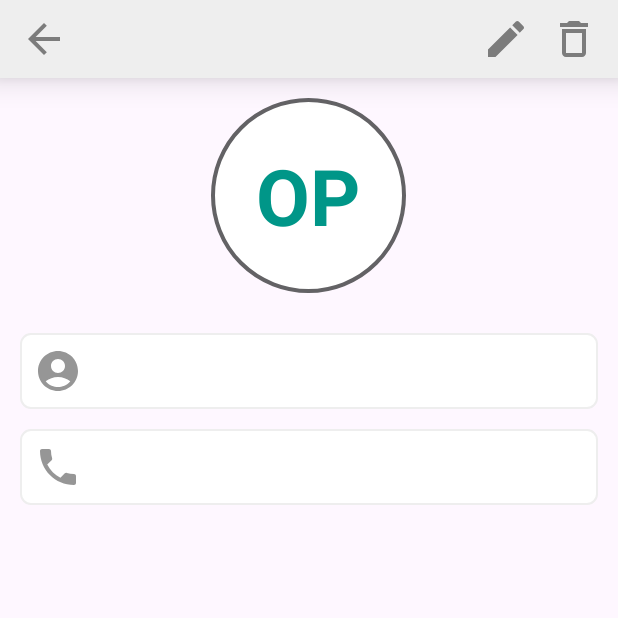
After one commit to OmkarIsHere/My_Contacts, an Android app: the ContactDetailsActivity screen opened directly, with no data from a screen before it, on a phone screen of 412 x 824 dp, the top half of it. The commit adds this screen. Run offline under Robolectric (Android 15) with nearby library versions, the phone set to English and light mode, and no system bars; our stand-ins replace sdp/ssp sizes.

Commit message:
ContactDetailsActivity added

```diff
--- a/app/src/main/AndroidManifest.xml
+++ b/app/src/main/AndroidManifest.xml
@@ -13,7 +13,10 @@
         android:theme="@style/Theme.MyContacts"
         tools:targetApi="31">
         <activity
-            android:name=".AddContact"
+            android:name=".ContactDetailsActivity"
+            android:exported="false" />
+        <activity
+            android:name=".AddContactActivity"
             android:exported="false" />
         <activity
             android:name=".MainActivity"
--- a/app/src/main/java/com/example/mycontacts/AddContact.java
+++ b/app/src/main/java/com/example/mycontacts/AddContactActivity.java
@@ -2,6 +2,7 @@ package com.example.mycontacts;
 
 import androidx.appcompat.app.AppCompatActivity;
 
+import android.content.Intent;
 import android.os.Bundle;
 import android.util.Log;
 import android.view.View;
@@ -15,7 +16,7 @@ import android.widget.Toast;
 
 import java.util.ArrayList;
 
-public class AddContact extends AppCompatActivity {
+public class AddContactActivity extends AppCompatActivity {
     private static final String TAG = "AddContact";
     private EditText cName , cNo;
     ImageView closeBtn;
@@ -89,6 +90,8 @@ public class AddContact extends AppCompatActivity {
                     }
                 }
                 finish();
+                Intent refresh = new Intent(AddContactActivity.this, MainActivity.class);
+                startActivity(refresh);
             }
         });
 
--- /dev/null
+++ b/app/src/main/java/com/example/mycontacts/ContactDetailsActivity.java
@@ -0,0 +1,50 @@
+package com.example.mycontacts;
+
+import androidx.appcompat.app.AppCompatActivity;
+
+import android.os.Bundle;
+import android.util.Log;
+import android.view.View;
+import android.widget.ImageButton;
+import android.widget.TextView;
+
+public class ContactDetailsActivity extends AppCompatActivity {
+
+    private static final String TAG = "ContactDetailsActivity";
+
+    String id, cName , cNumber, numType, cImg;
+    ImageButton backBtn, editBtn, deleteBtn;
+    TextView txtName, txtNumber, contactImg;
+    @Override
+    protected void onCreate(Bundle savedInstanceState) {
+        super.onCreate(savedInstanceState);
+        setContentView(R.layout.activity_contact_details);
+
+        contactImg=findViewById(R.id.contactImg);
+        txtName = findViewById(R.id.txtviewName);
+        txtNumber = findViewById(R.id.txtviewNumber);
+        backBtn = findViewById(R.id.btnBack);
+        editBtn = findViewById(R.id.btnEdit);
+        deleteBtn = findViewById(R.id.btnDelete);
+
+        if(getIntent().hasExtra("id")){
+            id = getIntent().getStringExtra("id");
+            cImg = getIntent().getStringExtra("img");
+            cName = getIntent().getStringExtra("name");
+            cNumber = getIntent().getStringExtra("number");
+            numType = getIntent().getStringExtra("numType");
+            Log.d(TAG, "onCreate: "+ cName + " " + cImg);
+            txtName.setText(cName);
+            txtNumber.setText(cNumber);
+            contactImg.setText(cImg);
+        }
+
+        backBtn.setOnClickListener(new View.OnClickListener() {
+            @Override
+            public void onClick(View v) {
+                finish();
+            }
+        });
+
+    }
+}
--- a/app/src/main/java/com/example/mycontacts/ContactRecyclerAdapter.java
+++ b/app/src/main/java/com/example/mycontacts/ContactRecyclerAdapter.java
@@ -1,6 +1,7 @@
 package com.example.mycontacts;
 
 import android.content.Context;
+import android.content.Intent;
 import android.util.Log;
 import android.view.LayoutInflater;
 import android.view.View;
@@ -36,16 +37,18 @@ public class ContactRecyclerAdapter extends RecyclerView.Adapter<ContactRecycler
         String id = String.valueOf(arrList.get(position).cId);
         holder.contactId.setText(id);
 
-        String s = (arrList.get(position).cName);
+        String s = (arrList.get(position).cName).replaceFirst("^ *", "");
         if(s.length() > 2 && s.contains(" ")){
             holder.contactImg.setText(s.replaceAll("^\\s*([a-zA-Z]).*\\s+([a-zA-Z])\\S+$", "$1$2"));
+            Log.d(TAG, "first if: "+ s.length() + " "+s);
         }else if(s.length() > 2 && !s.contains(" ")){
             holder.contactImg.setText(s.substring(0,1));
         }else{
             holder.contactImg.setText(s);
         }
 
-        s = s.replaceFirst("^ *", "");
+
+
         if(s.length()>=29){
           String firstHalf = s.substring(0,28);
           String fullString = firstHalf + "...";
@@ -53,8 +56,25 @@ public class ContactRecyclerAdapter extends RecyclerView.Adapter<ContactRecycler
         }else{
         holder.contactName.setText(s);
         }
-        holder.numType.setText(arrList.get(position).numType);
-        Log.d(TAG, "onBindViewHolder: " + arrList.get(position).cId + s );
+        String numType =(arrList.get(position).numType);
+        String cNumber = (arrList.get(position).cNumber);
+        String joined =  numType+ ": " + cNumber;
+        holder.numType.setText(joined);
+
+        holder.itemView.setOnClickListener(new View.OnClickListener() {
+            @Override
+            public void onClick(View v) {
+                Log.d(TAG, "onClick: itemView");
+                String temp = holder.contactImg.getText().toString();
+                Intent i = new Intent(context, ContactDetailsActivity.class);
+                i.putExtra("id", id);
+                i.putExtra("img", temp);
+                i.putExtra("name", s);
+                i.putExtra("number",cNumber);
+                i.putExtra("numType",numType);
+                context.startActivity(i);
+            }
+        });
     }
 
     @Override
--- a/app/src/main/java/com/example/mycontacts/MainActivity.java
+++ b/app/src/main/java/com/example/mycontacts/MainActivity.java
@@ -33,8 +33,9 @@ public class MainActivity extends AppCompatActivity {
         addContact.setOnClickListener(new View.OnClickListener() {
             @Override
             public void onClick(View v) {
-                Intent i = new Intent(MainActivity.this, AddContact.class);
+                Intent i = new Intent(MainActivity.this, AddContactActivity.class);
                 startActivity(i);
+                finish();
             }
         });
         setData();
--- /dev/null
+++ b/app/src/main/res/drawable/arrow_back.xml
@@ -0,0 +1,5 @@
+<vector android:autoMirrored="true" android:height="32dp"
+    android:tint="#7C7C7C" android:viewportHeight="24"
+    android:viewportWidth="24" android:width="32dp" xmlns:android="http://schemas.android.com/apk/res/android">
+    <path android:fillColor="@android:color/white" android:pathData="M20,11H7.83l5.59,-5.59L12,4l-8,8 8,8 1.41,-1.41L7.83,13H20v-2z"/>
+</vector>
--- a/app/src/main/res/drawable/bg_card.xml
+++ b/app/src/main/res/drawable/bg_card.xml
@@ -1,6 +1,6 @@
 <?xml version="1.0" encoding="utf-8"?>
 <shape xmlns:android="http://schemas.android.com/apk/res/android">
-    <solid android:color="#F4F2F2"/>
+    <solid android:color="#F9F9F9"/>
     <corners android:radius="@dimen/_10sdp"/>
 <!--    <padding android:left="@dimen/_2sdp"-->
 <!--        android:bottom="@dimen/_4sdp"-->
--- /dev/null
+++ b/app/src/main/res/drawable/ic_delete.xml
@@ -0,0 +1,5 @@
+<vector android:height="32dp" android:tint="#7C7C7C"
+    android:viewportHeight="24" android:viewportWidth="24"
+    android:width="32dp" xmlns:android="http://schemas.android.com/apk/res/android">
+    <path android:fillColor="@android:color/white" android:pathData="M6,19c0,1.1 0.9,2 2,2h8c1.1,0 2,-0.9 2,-2L18,7L6,7v12zM8,9h8v10L8,19L8,9zM15.5,4l-1,-1h-5l-1,1L5,4v2h14L19,4z"/>
+</vector>
--- /dev/null
+++ b/app/src/main/res/drawable/ic_edit.xml
@@ -0,0 +1,5 @@
+<vector android:height="32dp" android:tint="#7C7C7C"
+    android:viewportHeight="24" android:viewportWidth="24"
+    android:width="32dp" xmlns:android="http://schemas.android.com/apk/res/android">
+    <path android:fillColor="@android:color/white" android:pathData="M3,17.25V21h3.75L17.81,9.94l-3.75,-3.75L3,17.25zM20.71,7.04c0.39,-0.39 0.39,-1.02 0,-1.41l-2.34,-2.34c-0.39,-0.39 -1.02,-0.39 -1.41,0l-1.83,1.83 3.75,3.75 1.83,-1.83z"/>
+</vector>
--- /dev/null
+++ b/app/src/main/res/layout/activity_contact_details.xml
@@ -0,0 +1,98 @@
+<?xml version="1.0" encoding="utf-8"?>
+<LinearLayout
+    xmlns:android="http://schemas.android.com/apk/res/android"
+    xmlns:app="http://schemas.android.com/apk/res-auto"
+    xmlns:tools="http://schemas.android.com/tools"
+    android:layout_width="match_parent"
+    android:layout_height="match_parent"
+    android:orientation="vertical"
+    tools:context=".ContactDetailsActivity">
+
+    <LinearLayout
+        android:layout_width="match_parent"
+        android:gravity="center_vertical"
+        android:background="@color/dimgrey"
+        android:elevation="@dimen/_10sdp"
+        android:layout_height="@dimen/_40sdp">
+        <ImageButton
+            android:id="@+id/btnBack"
+            android:layout_width="wrap_content"
+            android:layout_height="wrap_content"
+            android:layout_marginStart="@dimen/_10sdp"
+            android:clickable="true"
+            android:focusable="true"
+            android:contentDescription="@string/close"
+            android:src="@drawable/arrow_back"
+            android:background="@android:color/transparent"/>
+        <LinearLayout
+            android:gravity="end"
+            android:layout_width="match_parent"
+            android:layout_height="match_parent"
+            android:layout_marginEnd="@dimen/_10sdp">
+        <ImageButton
+            android:id="@+id/btnEdit"
+            android:layout_width="wrap_content"
+            android:layout_height="wrap_content"
+            android:layout_marginStart="@dimen/_10sdp"
+            android:layout_gravity="center_vertical"
+            android:clickable="true"
+            android:focusable="true"
+            android:contentDescription="@string/edit"
+            android:src="@drawable/ic_edit"
+            android:background="@android:color/transparent"/>
+        <ImageButton
+            android:id="@+id/btnDelete"
+            android:layout_width="wrap_content"
+            android:layout_height="wrap_content"
+            android:layout_marginStart="@dimen/_10sdp"
+            android:layout_gravity="center_vertical"
+            android:clickable="true"
+            android:focusable="true"
+            android:contentDescription="@string/delete"
+            android:src="@drawable/ic_delete"
+            android:background="@android:color/transparent"/>
+        </LinearLayout>
+    </LinearLayout>
+    <RelativeLayout
+        android:layout_width="match_parent"
+        android:layout_height="wrap_content">
+        <TextView
+            android:id="@+id/contactImg"
+            android:layout_width="@dimen/_100sdp"
+            android:layout_height="@dimen/_100sdp"
+            android:text="@string/contactImg"
+            android:layout_centerInParent="true"
+            android:layout_margin="@dimen/_10sdp"
+            android:textAllCaps="true"
+            android:background="@drawable/bg_round"
+            android:textStyle="bold"
+            android:textColor="#009688"
+            android:gravity="center"
+            android:textSize="@dimen/_40ssp"/>
+    </RelativeLayout>
+
+        <TextView
+            android:id="@+id/txtviewName"
+            android:layout_width="match_parent"
+            android:layout_height="wrap_content"
+            android:textSize="@dimen/_14ssp"
+            android:background="@drawable/custom_input"
+            android:drawablePadding="@dimen/_10sdp"
+            android:padding="@dimen/_7sdp"
+            android:layout_marginStart="@dimen/_10sdp"
+            android:layout_marginTop="@dimen/_10sdp"
+            android:layout_marginEnd="@dimen/_10sdp"
+            app:drawableStartCompat="@drawable/account" />
+        <TextView
+            android:id="@+id/txtviewNumber"
+            android:layout_width="match_parent"
+            android:layout_height="wrap_content"
+            android:textSize="@dimen/_14ssp"
+            android:background="@drawable/custom_input"
+            android:drawablePadding="@dimen/_10sdp"
+            android:padding="@dimen/_7sdp"
+            android:layout_marginStart="@dimen/_10sdp"
+            android:layout_marginTop="@dimen/_10sdp"
+            android:layout_marginEnd="@dimen/_10sdp"
+            app:drawableStartCompat="@drawable/phone" />
+</LinearLayout>
--- a/app/src/main/res/layout/contact_card_layout.xml
+++ b/app/src/main/res/layout/contact_card_layout.xml
@@ -10,8 +10,9 @@
     android:layout_marginTop="@dimen/_5sdp"
     android:background="@drawable/bg_card">
     <LinearLayout
-        android:layout_width="wrap_content"
+        android:layout_width="match_parent"
         android:orientation="horizontal"
+        android:gravity="center"
         android:layout_height="wrap_content">
         <TextView
             android:id="@+id/contactImg"
@@ -25,34 +26,36 @@
             android:textColor="#009688"
             android:gravity="center"
             android:textSize="@dimen/_19ssp"/>
+
         <LinearLayout
             android:layout_width="match_parent"
             android:layout_height="wrap_content"
-            android:layout_gravity="center_vertical"
+            android:layout_gravity="center"
             android:orientation="vertical">
+
             <TextView
                 android:id="@+id/contactName"
                 android:layout_width="match_parent"
                 android:layout_height="wrap_content"
+                android:gravity="start|center_vertical"
                 android:text="@string/ContactName"
                 android:textColor="@color/black"
-                android:gravity="start|center_vertical"
-                android:textSize="@dimen/_16ssp"/>
+                android:textSize="@dimen/_16ssp" />
+
             <TextView
                 android:id="@+id/numType"
-                android:layout_width="match_parent"
+                android:layout_width="wrap_content"
                 android:layout_height="wrap_content"
+                android:gravity="start"
                 android:text="@string/NumType"
-                android:gravity="start"
-                android:textSize="@dimen/_12ssp"/>
-
+                android:textSize="@dimen/_12ssp" />
         </LinearLayout>
         <TextView
             android:id="@+id/contactId"
             android:layout_width="match_parent"
             android:layout_height="wrap_content"
             android:text="@string/NumType"
-            android:visibility="invisible"
+            android:visibility="gone"
             android:gravity="center|top"
             android:textSize="@dimen/_10ssp"/>
     </LinearLayout>
--- a/app/src/main/res/values/strings.xml
+++ b/app/src/main/res/values/strings.xml
@@ -11,4 +11,6 @@
     <string name="add">Add</string>
     <string name="save">Save</string>
     <string name="close">close</string>
+    <string name="edit">edit</string>
+    <string name="delete">delete</string>
 </resources>
```
